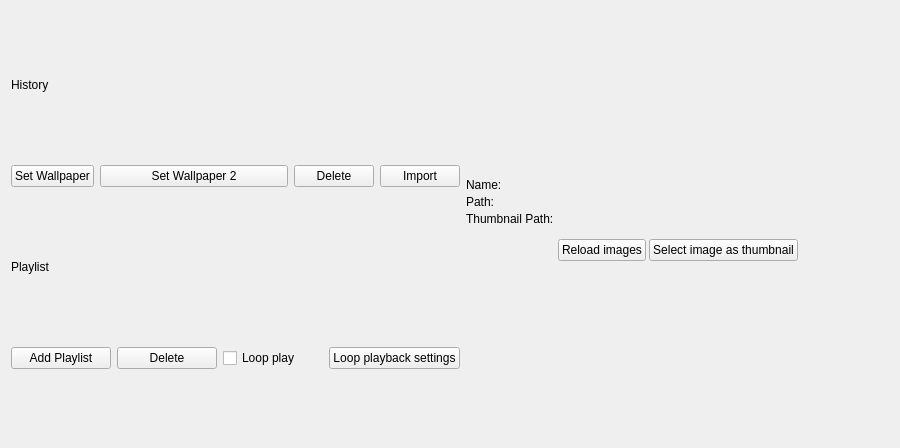
Before: the Qt Designer form src/listview/historywidget.ui in dependon/fantascene-dynamic-wallpaper, drawn with Qt 5.
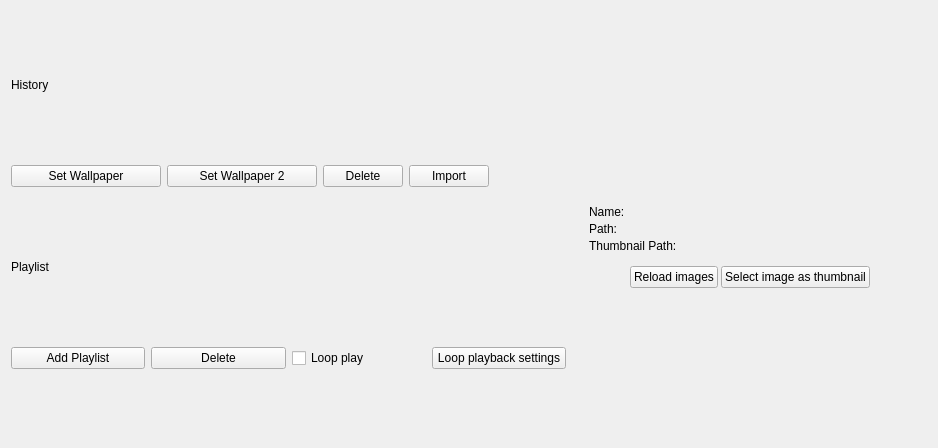
After: the same form once the commit is applied.

Commit message: 默认界面变大，ui调整

The edit to the form file:
```diff
--- a/src/listview/historywidget.ui
+++ b/src/listview/historywidget.ui
@@ -6,7 +6,7 @@
    <rect>
     <x>0</x>
     <y>0</y>
-    <width>900</width>
+    <width>938</width>
     <height>448</height>
    </rect>
   </property>
@@ -39,9 +39,21 @@
       <layout class="QVBoxLayout" name="verticalLayout"/>
      </item>
      <item>
-      <layout class="QHBoxLayout" name="horizontalLayout" stretch="0,1,0,0">
+      <layout class="QHBoxLayout" name="horizontalLayout" stretch="0,1,0,0,0">
        <item>
         <widget class="QPushButton" name="setWallPaper">
+         <property name="minimumSize">
+          <size>
+           <width>150</width>
+           <height>0</height>
+          </size>
+         </property>
+         <property name="maximumSize">
+          <size>
+           <width>150</width>
+           <height>16777215</height>
+          </size>
+         </property>
          <property name="text">
           <string>Set Wallpaper</string>
          </property>
@@ -49,6 +61,18 @@
        </item>
        <item>
         <widget class="QPushButton" name="setWallPaper2">
+         <property name="minimumSize">
+          <size>
+           <width>150</width>
+           <height>0</height>
+          </size>
+         </property>
+         <property name="maximumSize">
+          <size>
+           <width>150</width>
+           <height>16777215</height>
+          </size>
+         </property>
          <property name="text">
           <string>Set Wallpaper 2</string>
          </property>
@@ -56,6 +80,12 @@
        </item>
        <item>
         <widget class="QPushButton" name="delWallPaper">
+         <property name="maximumSize">
+          <size>
+           <width>150</width>
+           <height>16777215</height>
+          </size>
+         </property>
          <property name="text">
           <string>Delete</string>
          </property>
@@ -63,11 +93,30 @@
        </item>
        <item>
         <widget class="QPushButton" name="importBtn">
+         <property name="maximumSize">
+          <size>
+           <width>150</width>
+           <height>16777215</height>
+          </size>
+         </property>
          <property name="text">
           <string>Import</string>
          </property>
         </widget>
        </item>
+       <item>
+        <spacer name="horizontalSpacer_6">
+         <property name="orientation">
+          <enum>Qt::Horizontal</enum>
+         </property>
+         <property name="sizeHint" stdset="0">
+          <size>
+           <width>40</width>
+           <height>20</height>
+          </size>
+         </property>
+        </spacer>
+       </item>
       </layout>
      </item>
      <item>
@@ -96,6 +145,12 @@
       <layout class="QHBoxLayout" name="horizontalLayout_2">
        <item>
         <widget class="QPushButton" name="addPlaylistBtn">
+         <property name="maximumSize">
+          <size>
+           <width>150</width>
+           <height>16777215</height>
+          </size>
+         </property>
          <property name="text">
           <string>Add Playlist</string>
          </property>
@@ -103,6 +158,12 @@
        </item>
        <item>
         <widget class="QPushButton" name="deletePlaylist">
+         <property name="maximumSize">
+          <size>
+           <width>150</width>
+           <height>16777215</height>
+          </size>
+         </property>
          <property name="text">
           <string>Delete</string>
          </property>
@@ -131,6 +192,9 @@
      <property name="spacing">
       <number>3</number>
      </property>
+     <property name="topMargin">
+      <number>27</number>
+     </property>
      <item>
       <layout class="QHBoxLayout" name="horizontalLayout_7">
        <property name="leftMargin">
@@ -198,13 +262,13 @@
         <widget class="QLabel" name="label_3">
          <property name="minimumSize">
           <size>
-           <width>120</width>
+           <width>100</width>
            <height>0</height>
           </size>
          </property>
          <property name="maximumSize">
           <size>
-           <width>120</width>
+           <width>100</width>
            <height>16777215</height>
           </size>
          </property>
@@ -217,13 +281,13 @@
         <widget class="QLabel" name="lbl_Name">
          <property name="minimumSize">
           <size>
-           <width>300</width>
+           <width>200</width>
            <height>0</height>
           </size>
          </property>
          <property name="maximumSize">
           <size>
-           <width>300</width>
+           <width>200</width>
            <height>16777215</height>
           </size>
          </property>
@@ -240,13 +304,13 @@
         <widget class="QLabel" name="label_4">
          <property name="minimumSize">
           <size>
-           <width>120</width>
+           <width>100</width>
            <height>0</height>
           </size>
          </property>
          <property name="maximumSize">
           <size>
-           <width>120</width>
+           <width>100</width>
            <height>16777215</height>
           </size>
          </property>
@@ -259,7 +323,7 @@
         <widget class="QLabel" name="lbl_Path">
          <property name="maximumSize">
           <size>
-           <width>300</width>
+           <width>200</width>
            <height>16777215</height>
           </size>
          </property>
@@ -276,13 +340,13 @@
         <widget class="QLabel" name="label_5">
          <property name="minimumSize">
           <size>
-           <width>120</width>
+           <width>100</width>
            <height>0</height>
           </size>
          </property>
          <property name="maximumSize">
           <size>
-           <width>120</width>
+           <width>100</width>
            <height>16777215</height>
           </size>
          </property>
@@ -301,7 +365,7 @@
          </property>
          <property name="maximumSize">
           <size>
-           <width>300</width>
+           <width>200</width>
            <height>199999</height>
           </size>
          </property>
@@ -341,6 +405,12 @@
        </item>
        <item>
         <widget class="QPushButton" name="btn_reload">
+         <property name="maximumSize">
+          <size>
+           <width>150</width>
+           <height>16777215</height>
+          </size>
+         </property>
          <property name="text">
           <string>Reload images</string>
          </property>
@@ -348,6 +418,12 @@
        </item>
        <item>
         <widget class="QPushButton" name="btn_select">
+         <property name="maximumSize">
+          <size>
+           <width>200</width>
+           <height>16777215</height>
+          </size>
+         </property>
          <property name="text">
           <string>Select image as thumbnail</string>
          </property>
```
Left out of the diff: 18 changed lines with no effect on the pictures. The commit also changes 6 other files.
